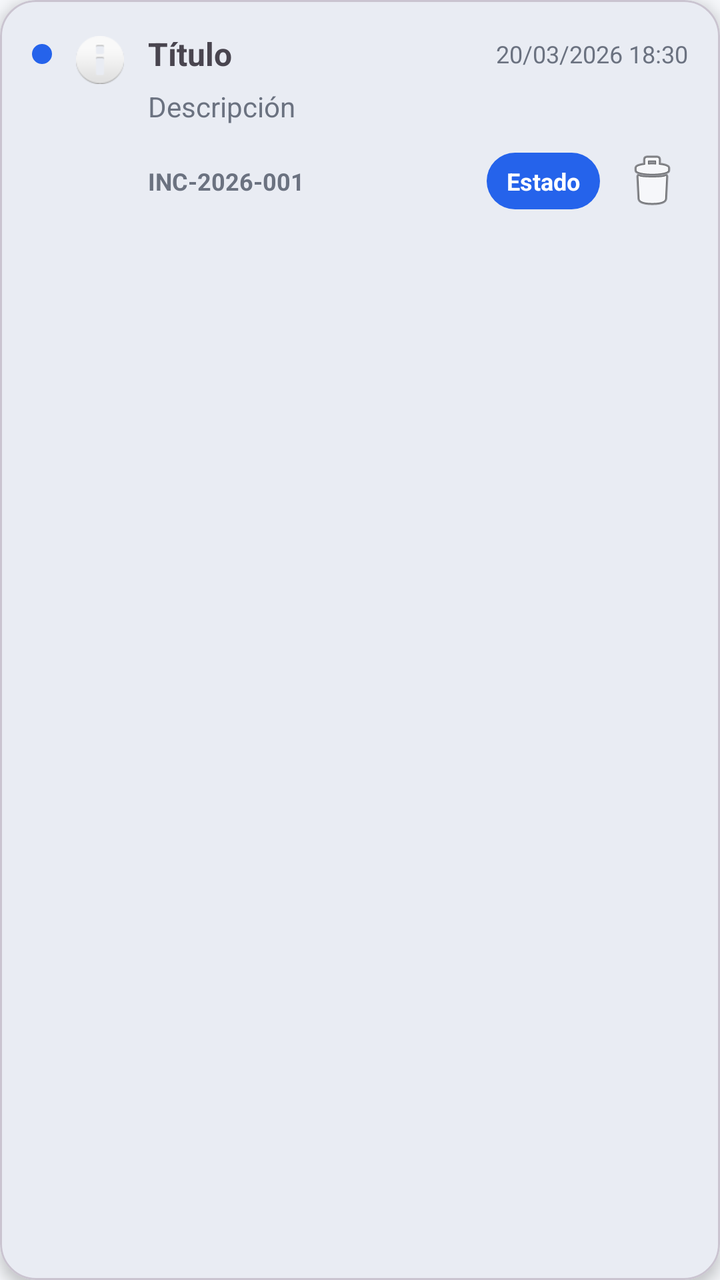
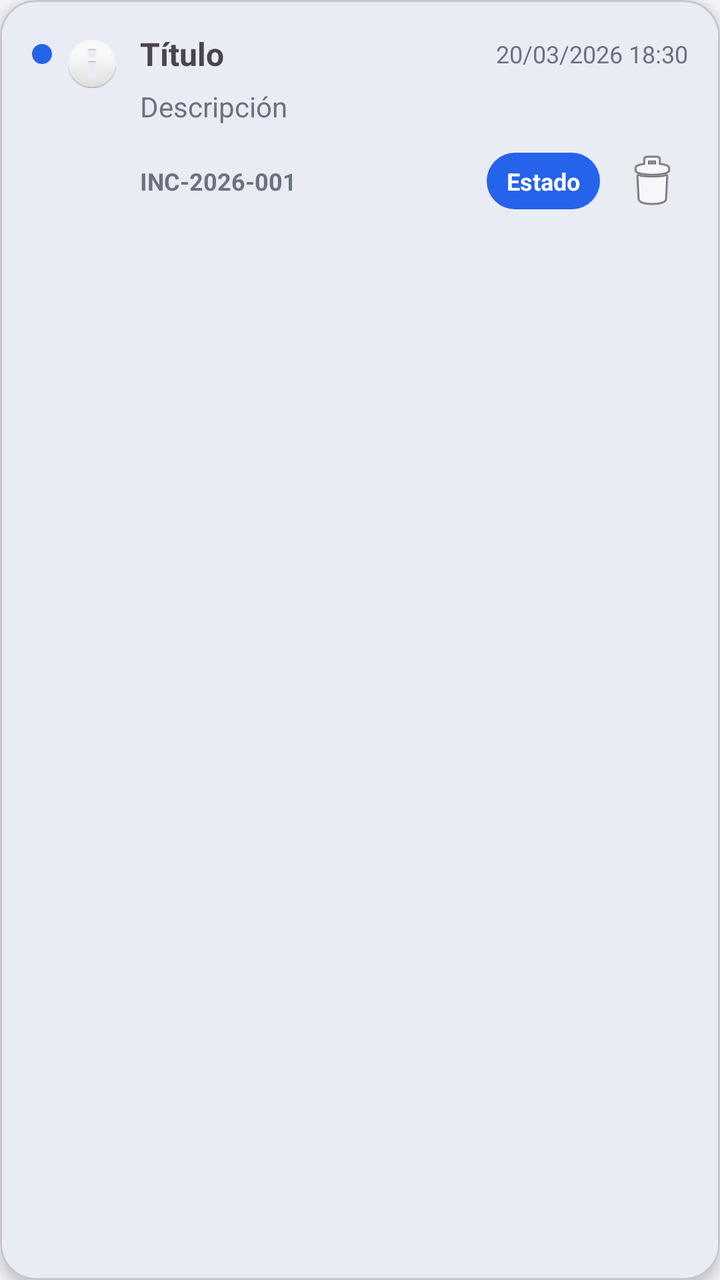

Compare the two renders of this Android layout. The source of the first and the diff that turns it into the second are given below.
<!-- AndroidManifest.xml: application theme Theme.Tfgincidenciasfront -->
<!-- res/layout/item_notification.xml -->
<?xml version="1.0" encoding="utf-8"?>
<com.google.android.material.card.MaterialCardView xmlns:android="http://schemas.android.com/apk/res/android"
    xmlns:app="http://schemas.android.com/apk/res-auto"
    android:layout_width="match_parent"
    android:layout_height="wrap_content"
    android:layout_marginHorizontal="16dp"
    android:layout_marginTop="8dp"
    android:layout_marginBottom="4dp"
    app:cardCornerRadius="18dp"
    app:cardElevation="4dp">

    <LinearLayout
        android:layout_width="match_parent"
        android:layout_height="wrap_content"
        android:gravity="top"
        android:orientation="horizontal"
        android:padding="16dp">

        <View
            android:id="@+id/viewUnread"
            android:layout_width="10dp"
            android:layout_height="10dp"
            android:layout_marginTop="6dp"
            android:background="@drawable/bg_status_open" />

        <ImageView
            android:id="@+id/ivIcon"
            android:layout_width="24dp"
            android:layout_height="24dp"
            android:layout_marginStart="12dp"
            android:layout_marginTop="2dp"
            android:contentDescription="@null"
            android:src="@android:drawable/ic_dialog_info" />

        <LinearLayout
            android:layout_width="0dp"
            android:layout_height="wrap_content"
            android:layout_marginStart="12dp"
            android:layout_weight="1"
            android:orientation="vertical">

            <LinearLayout
                android:layout_width="match_parent"
                android:layout_height="wrap_content"
                android:gravity="center_vertical"
                android:orientation="horizontal">

                <TextView
                    android:id="@+id/tvTitle"
                    android:layout_width="0dp"
                    android:layout_height="wrap_content"
                    android:layout_weight="1"
                    android:maxLines="2"
                    android:text="Título"
                    android:textSize="16sp"
                    android:textStyle="bold" />

                <TextView
                    android:id="@+id/tvDate"
                    android:layout_width="wrap_content"
                    android:layout_height="wrap_content"
                    android:text="20/03/2026 18:30"
                    android:textColor="@color/secondaryText"
                    android:textSize="12sp" />
            </LinearLayout>

            <TextView
                android:id="@+id/tvBody"
                android:layout_width="match_parent"
                android:layout_height="wrap_content"
                android:layout_marginTop="6dp"
                android:maxLines="3"
                android:text="Descripción"
                android:textColor="@color/secondaryText"
                android:textSize="14sp" />

            <LinearLayout
                android:layout_width="match_parent"
                android:layout_height="wrap_content"
                android:layout_marginTop="10dp"
                android:gravity="center_vertical"
                android:orientation="horizontal">

                <TextView
                    android:id="@+id/tvReference"
                    android:layout_width="0dp"
                    android:layout_height="wrap_content"
                    android:layout_weight="1"
                    android:text="INC-2026-001"
                    android:textColor="@color/secondaryText"
                    android:textSize="12sp"
                    android:textStyle="bold" />

                <TextView
                    android:id="@+id/tvType"
                    android:layout_width="wrap_content"
                    android:layout_height="wrap_content"
                    android:background="@drawable/bg_status_chip"
                    android:paddingHorizontal="10dp"
                    android:paddingVertical="6dp"
                    android:text="Estado"
                    android:textColor="@android:color/white"
                    android:textSize="12sp"
                    android:textStyle="bold" />

                <ImageButton
                    android:id="@+id/btnDelete"
                    android:layout_width="36dp"
                    android:layout_height="36dp"
                    android:layout_marginStart="8dp"
                    android:background="?attr/selectableItemBackgroundBorderless"
                    android:contentDescription="Borrar notificación"
                    android:padding="6dp"
                    android:src="@android:drawable/ic_menu_delete" />
            </LinearLayout>
        </LinearLayout>
    </LinearLayout>

</com.google.android.material.card.MaterialCardView>
<!-- resources referenced by this layout -->
<resources>
  <color name="secondaryText">#6B7280</color>
  <!-- drawable bg_status_chip (drawable) -->
  <?xml version="1.0" encoding="utf-8"?>
  <shape xmlns:android="http://schemas.android.com/apk/res/android"
      android:shape="rectangle">
      <solid android:color="@color/status_open" />
      <corners android:radius="999dp" />
  </shape>
  <!-- drawable bg_status_open (drawable) -->
  <shape xmlns:android="http://schemas.android.com/apk/res/android">
      <solid android:color="@color/status_open"/>
      <corners android:radius="999dp"/>
  </shape>
  <style name="Theme.Tfgincidenciasfront" parent="Base.Theme.Tfgincidenciasfront" />
  <color name="status_open">#2563EB</color>
  <style name="Base.Theme.Tfgincidenciasfront" parent="Theme.Material3.DayNight.NoActionBar">
  
          
          <item name="colorPrimary">@color/primary</item>
          <item name="colorOnPrimary">@color/onPrimary</item>
  
          
          <item name="android:colorBackground">@color/background</item>
  
          
          <item name="colorSurface">@color/surface</item>
          <item name="colorOnSurface">@color/onSurface</item>
  
      </style>
  <color name="primary">#1E3A8A</color>
  <color name="onPrimary">#FFFFFF</color>
  <color name="background">#F5F7FA</color>
  <color name="surface">#FFFFFF</color>
  <color name="onSurface">#111827</color>
</resources>

<!-- the commit's change to res/layout/item_notification.xml (unified diff, before → after) -->
@@ -27,8 +27,8 @@
             android:id="@+id/ivIcon"
             android:layout_width="24dp"
             android:layout_height="24dp"
-            android:layout_marginStart="12dp"
-            android:layout_marginTop="2dp"
+            android:layout_marginStart="8dp"
+            android:layout_marginTop="4dp"
             android:contentDescription="@null"
             android:src="@android:drawable/ic_dialog_info" />
 
